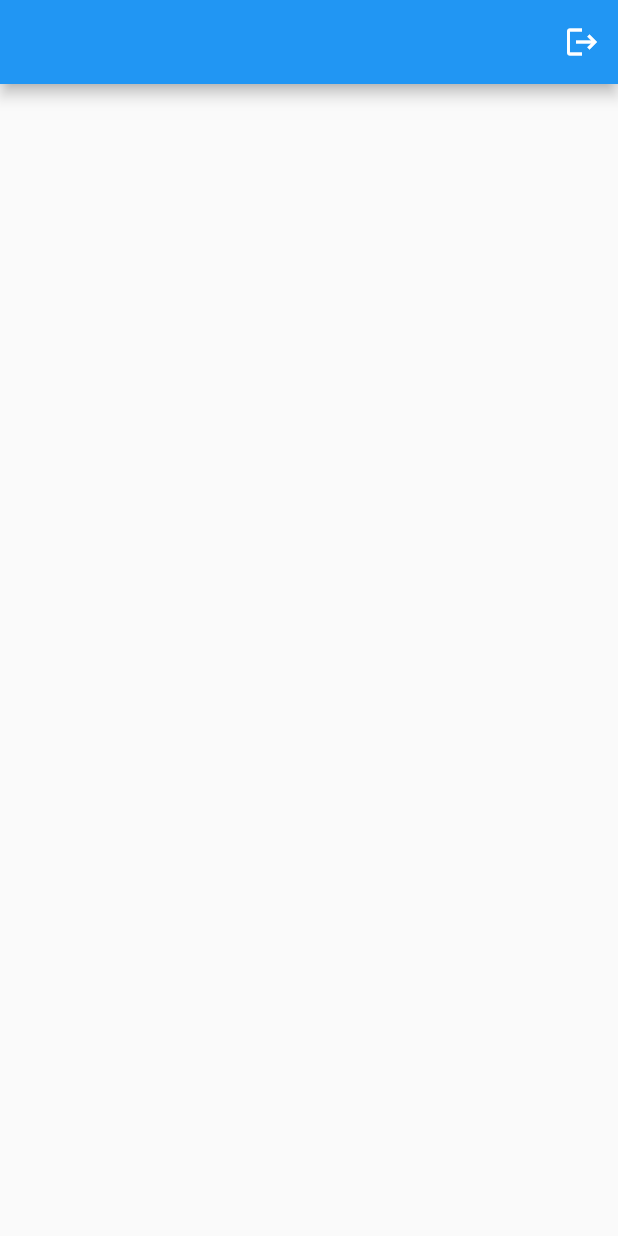
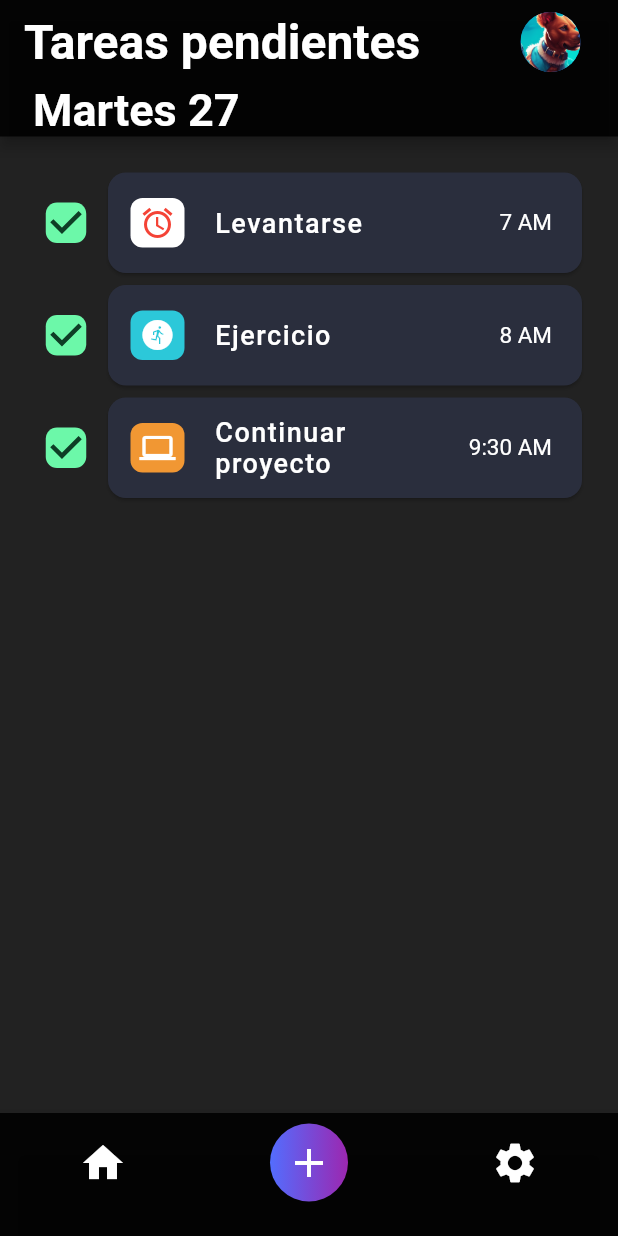
Before and after one commit to danielmaldonado1708/RecorDATE, a Flutter app: the HomePage screen opened directly, on a phone screen of 412 x 824 dp. Run offline on Flutter 3.47's test engine with Material 2 defaults, Android fonts, the phone set to English and light mode, and no system bars; our stand-ins replace firebase_auth, firebase_core, flutter_secure_storage, flutter_svg, google_sign_in, otp_text_field; accounts and stored records are empty.

Commit message:
Front de listar y agregar tareas

```diff
--- /dev/null
+++ b/lib/custom/todoCard.dart
@@ -0,0 +1,96 @@
+import 'package:flutter/material.dart';
+
+class TodoCard extends StatelessWidget {
+  const TodoCard(
+      {
+        // Key key,
+      required this.title,
+      required this.iconData,
+      required this.iconColor,
+      required this.check,
+      required this.iconBgcolor,
+      required this.time});
+
+  final String title;
+  final IconData iconData;
+  final Color iconColor;
+  final String time;
+  final bool check;
+  final Color iconBgcolor;
+
+// class _TodoCardState extends State<TodoCard> {
+  @override
+  Widget build(BuildContext context) {
+    return Container(
+      width: MediaQuery.of(context).size.width,
+      child: Row(
+        children: [
+          Theme(
+            child: Transform.scale(
+              scale: 1.5,
+              child: Checkbox(
+                  shape: RoundedRectangleBorder(
+                      borderRadius: BorderRadius.circular(5)),
+                  activeColor: Color(0xff6cf8a9),
+                  checkColor: Color(0xff0e3e26),
+                  value: check,
+                  onChanged: (bool? value) {}),
+            ),
+            data: ThemeData(
+                primarySwatch: Colors.blue,
+                unselectedWidgetColor: Color(0xff5e616a)),
+          ),
+          Expanded(
+            child: Container(
+              height: 75,
+              child: Card(
+                shape: RoundedRectangleBorder(
+                    borderRadius: BorderRadius.circular(12)),
+                color: Color(0xff2a2e3d),
+                child: Row(
+                  children: [
+                    SizedBox(
+                      width: 15,
+                    ),
+                    Container(
+                      height: 33,
+                      width: 36,
+                      decoration: BoxDecoration(
+                        color: iconBgcolor,
+                        borderRadius: BorderRadius.circular(8),
+                      ),
+                      child: Icon(
+                        iconData,
+                        color: iconColor,
+                      ),
+                    ),
+                    SizedBox(
+                      width: 20,
+                    ),
+                    Expanded(
+                      child: Text(
+                        title,
+                        style: TextStyle(
+                            fontSize: 18,
+                            letterSpacing: 1,
+                            fontWeight: FontWeight.w500,
+                            color: Colors.white),
+                      ),
+                    ),
+                    Text(
+                      time,
+                      style: TextStyle(fontSize: 15, color: Colors.white),
+                    ),
+                    SizedBox(
+                      width: 20,
+                    ),
+                  ],
+                ),
+              ),
+            ),
+          )
+        ],
+      ),
+    );
+  }
+}
--- a/lib/main.dart
+++ b/lib/main.dart
@@ -4,6 +4,7 @@
 import 'package:recordate/Service/auth_service.dart';
 import 'package:recordate/pages/SignInPage.dart';
 import 'package:recordate/pages/SignUpPage.dart';
+import 'package:recordate/pages/addTodo.dart';
 import 'package:recordate/pages/home_page.dart';
 // import 'package:recordate/pages/SignUpPage.dart';
 
@@ -50,6 +51,8 @@
 
   @override
   Widget build(BuildContext context) {
-    return MaterialApp(home: currentPage);
+    return MaterialApp(
+        home: HomePage(),
+      );
   }
 }
--- a/lib/pages/home_page.dart
+++ b/lib/pages/home_page.dart
@@ -1,6 +1,8 @@
 import 'package:flutter/material.dart';
 import 'package:recordate/Service/auth_service.dart';
+import 'package:recordate/custom/todoCard.dart';
 import 'package:recordate/pages/SignUpPage.dart';
+import 'package:recordate/pages/addTodo.dart';
 
 class HomePage extends StatefulWidget {
   const HomePage({super.key});
@@ -14,20 +16,132 @@ class _HomePageState extends State<HomePage> {
   @override
   Widget build(BuildContext context) {
     return Scaffold(
+      backgroundColor: Colors.black87,
       appBar: AppBar(
+        backgroundColor: Colors.black87,
+        title: Text(
+          'Tareas pendientes',
+          style: TextStyle(
+              fontSize: 32, fontWeight: FontWeight.bold, color: Colors.white),
+        ),
         actions: [
-          IconButton(
-              onPressed: () async {
-                await authClass.logout();
-                // ignore: use_build_context_synchronously
-                Navigator.pushAndRemoveUntil(
-                    context,
-                    MaterialPageRoute(builder: (builder) => SignUpPage()),
-                    (route) => false);
+          CircleAvatar(
+            backgroundImage: AssetImage('assets/dog.png'),
+          ),
+          SizedBox(
+            width: 25,
+          ),
+        ],
+        bottom: PreferredSize(
+            child: Align(
+              alignment: Alignment.centerLeft,
+              child: Padding(
+                padding: const EdgeInsets.only(left: 22),
+                child: Text(
+                  'Martes 27',
+                  style: TextStyle(
+                      fontSize: 30,
+                      fontWeight: FontWeight.w600,
+                      color: Colors.white),
+                ),
+              ),
+            ),
+            preferredSize: Size.fromHeight(35)),
+      ),
+      bottomNavigationBar:
+          BottomNavigationBar(backgroundColor: Colors.black87, items: [
+        BottomNavigationBarItem(
+            icon: Icon(
+              Icons.home,
+              size: 32,
+              color: Colors.white,
+            ),
+            label: ''),
+        BottomNavigationBarItem(
+            icon: InkWell(
+              onTap: () {
+                Navigator.push(
+                  context,
+                  MaterialPageRoute(builder: (builder) => AddTodoPage()),
+                );
               },
-              icon: const Icon(Icons.logout))
-        ],
+              child: Container(
+                  height: 52,
+                  width: 52,
+                  decoration: BoxDecoration(
+                      shape: BoxShape.circle,
+                      gradient: LinearGradient(
+                          colors: [Colors.indigoAccent, Colors.purple])),
+                  child: Icon(
+                    Icons.add,
+                    size: 32,
+                    color: Colors.white,
+                  )),
+            ),
+            label: ''),
+        BottomNavigationBarItem(
+            icon: Icon(
+              Icons.settings,
+              size: 32,
+              color: Colors.white,
+            ),
+            label: ''),
+      ]),
+      body: SingleChildScrollView(
+        child: Container(
+          height: MediaQuery.of(context).size.height,
+          width: MediaQuery.of(context).size.width,
+          child: Column(
+            children: [
+              Padding(
+                  padding:
+                      const EdgeInsets.symmetric(horizontal: 20, vertical: 20),
+                  child: Column(
+                    children: [
+                      TodoCard(
+                        title: "Levantarse",
+                        check: true,
+                        iconBgcolor: Colors.white,
+                        iconColor: Colors.red,
+                        iconData: Icons.alarm,
+                        time: "7 AM",
+                      ),
+                      TodoCard(
+                        title: "Ejercicio",
+                        check: true,
+                        iconBgcolor: Color(0xff2cc8d9),
+                        iconColor: Colors.white,
+                        iconData: Icons.run_circle,
+                        time: "8 AM",
+                      ),
+                      TodoCard(
+                        title: "Continuar proyecto",
+                        check: true,
+                        iconBgcolor: Color(0xfff19733),
+                        iconColor: Colors.white,
+                        iconData: Icons.computer,
+                        time: "9:30 AM",
+                      ),
+                    ],
+                  )),
+            ],
+          ),
+        ),
       ),
     );
   }
 }
+
+/// para usar mas adelante -  cerrar sesion
+///
+// IconButton(
+//     onPressed: () async {
+//       await authClass.logout();
+//       // ignore: use_build_context_synchronously
+//       Navigator.pushAndRemoveUntil(
+//           context,
+//           MaterialPageRoute(builder: (builder) => SignUpPage()),
+//           (route) => false);
+//     },
+//     icon: const Icon(Icons.logout)
+// )
```
Also changed, not shown: lib/pages/addTodo.dart (added, +244 -0 lines), assets/dog.png (added), assets/profile.png (added).
